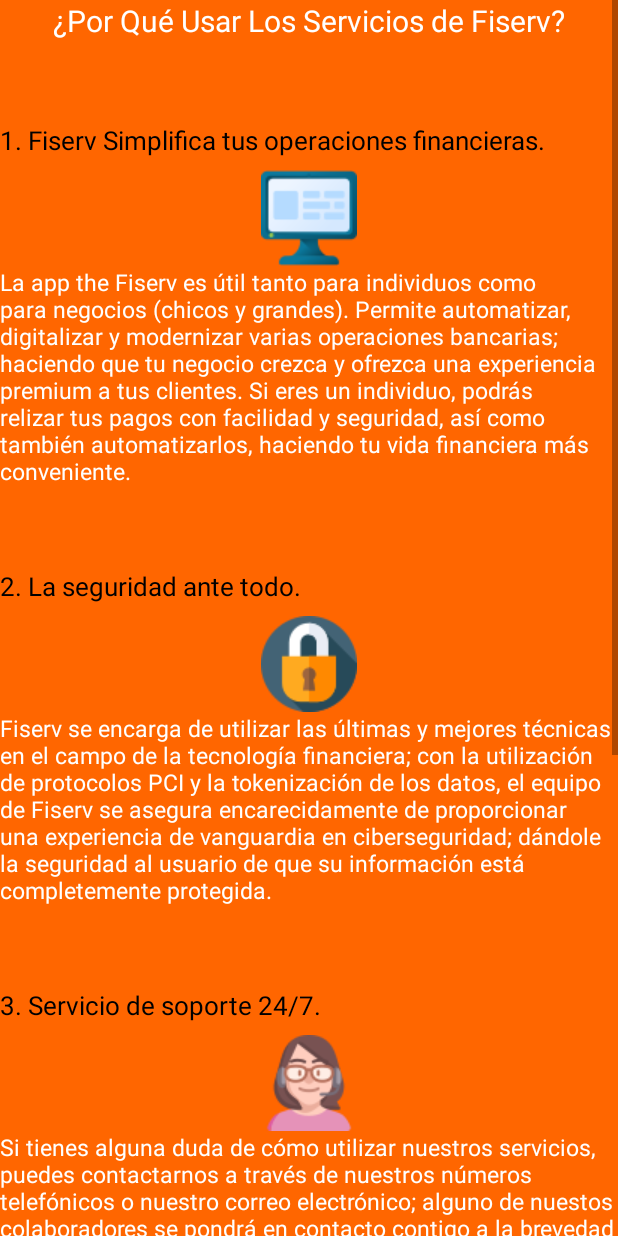
After one commit to MarcoAntonioMendez/FiservAppFiservDeveloperChallenge, an Android app: the WhyUsActivity screen opened directly, with no data from a screen before it, on a phone screen of 412 x 824 dp. The commit adds this screen. Run offline under Robolectric (Android 15) with nearby library versions, the phone set to English and light mode, and no system bars.

Commit message:
Coded whyUsActivity.ava graphic user interface, no functionality added yet.

```diff
--- a/app/src/main/AndroidManifest.xml
+++ b/app/src/main/AndroidManifest.xml
@@ -52,6 +52,10 @@
         <activity
             android:name=".TransferMoneyActivity"
             android:label="@string/title_activity_transfer_money"
+            android:theme="@style/AppTheme.NoActionBar" />
+        <activity
+            android:name=".WhyUsActivity"
+            android:label="@string/title_activity_why_us"
             android:theme="@style/AppTheme.NoActionBar"></activity>
     </application>
 
--- a/app/src/main/java/com/fiserv/fiservappfiservdeveloperchallenge/CompleteMenu.java
+++ b/app/src/main/java/com/fiserv/fiservappfiservdeveloperchallenge/CompleteMenu.java
@@ -53,6 +53,15 @@
 
         // Setting the text for graphic elements, according to language.
         setTextForGraphicElements();
+    }
+
+    /**
+     * When user touches the why_fiserv_icon (the question mark), the WhyUsActivity.java will show.
+     * @param view - The why_fiserv_icon
+     */
+    public void startWhyUsActivity(View view){
+        Intent intent = new Intent(this,WhyUsActivity.class);
+        startActivity(intent);
     }
 
     /**
--- /dev/null
+++ b/app/src/main/java/com/fiserv/fiservappfiservdeveloperchallenge/WhyUsActivity.java
@@ -0,0 +1,25 @@
+package com.fiserv.fiservappfiservdeveloperchallenge;
+
+import android.content.pm.ActivityInfo;
+import android.graphics.Color;
+import android.os.Bundle;
+import android.support.design.widget.FloatingActionButton;
+import android.support.design.widget.Snackbar;
+import android.support.v7.app.AppCompatActivity;
+import android.support.v7.widget.Toolbar;
+import android.view.View;
+
+public class WhyUsActivity extends AppCompatActivity {
+    public static final String NAVIGATION_BAR_COLOR = "#FE3412";
+    public static final String STATUS_BAR_COLOR = "#363636";
+
+    @Override
+    protected void onCreate(Bundle savedInstanceState) {
+        super.onCreate(savedInstanceState);
+        setContentView(R.layout.activity_why_us);
+        setRequestedOrientation(ActivityInfo.SCREEN_ORIENTATION_PORTRAIT);
+        getWindow().setNavigationBarColor(Color.parseColor(NAVIGATION_BAR_COLOR));
+        getWindow().setStatusBarColor(Color.parseColor(STATUS_BAR_COLOR));
+    }
+
+}
--- a/app/src/main/res/layout/activity_complete_menu.xml
+++ b/app/src/main/res/layout/activity_complete_menu.xml
@@ -266,7 +266,8 @@
                     <ImageView
                         android:layout_width="wrap_content"
                         android:layout_height="wrap_content"
-                        android:src="@drawable/why_fiserv_icon_in_complete_menu"/>
+                        android:src="@drawable/why_fiserv_icon_in_complete_menu"
+                        android:onClick="startWhyUsActivity"/>
                     <TextView
                         android:id="@+id/why_fiserv_in_complete_menu"
                         android:layout_width="wrap_content"
--- /dev/null
+++ b/app/src/main/res/layout/activity_why_us.xml
@@ -0,0 +1,179 @@
+<?xml version="1.0" encoding="utf-8"?>
+<android.support.design.widget.CoordinatorLayout xmlns:android="http://schemas.android.com/apk/res/android"
+    xmlns:app="http://schemas.android.com/apk/res-auto"
+    xmlns:tools="http://schemas.android.com/tools"
+    android:layout_width="match_parent"
+    android:layout_height="match_parent"
+    tools:context=".WhyUsActivity">
+
+    <ScrollView
+        android:layout_width="match_parent"
+        android:layout_height="match_parent"
+        android:background="#ff6600">
+        <LinearLayout
+            android:layout_width="match_parent"
+            android:layout_height="wrap_content"
+            android:orientation="vertical">
+
+            <TextView
+                android:layout_width="match_parent"
+                android:layout_height="wrap_content"
+                android:text="¿Por Qué Usar Los Servicios de Fiserv?"
+                android:gravity="center"
+                android:textColor="#FFFFFF"
+                android:fontFamily="sans-serif"
+                android:textSize="20dp"/>
+
+            <!-- 1st Reason -->
+            <TextView
+                android:layout_width="match_parent"
+                android:layout_height="wrap_content"
+                android:text=" "
+                android:textSize="40dp"/>
+            <TextView
+                android:layout_width="match_parent"
+                android:layout_height="wrap_content"
+                android:text="1. Fiserv Simplifica tus operaciones financieras."
+                android:textColor="#000000"
+                android:fontFamily="sans-serif"
+                android:textSize="17dp"/>
+            <TextView
+                android:layout_width="match_parent"
+                android:layout_height="wrap_content"
+                android:text=" "
+                android:textSize="5dp"/>
+            <ImageView
+                android:layout_width="match_parent"
+                android:layout_height="wrap_content"
+                android:layout_gravity="center"
+                android:src="@drawable/computer_monitor"/>
+            <TextView
+                android:layout_width="match_parent"
+                android:layout_height="wrap_content"
+                android:text="La app the Fiserv es útil tanto para individuos como para negocios (chicos y grandes). Permite automatizar, digitalizar y modernizar varias operaciones bancarias; haciendo que tu negocio crezca y ofrezca una experiencia premium a tus clientes. Si eres un individuo, podrás relizar tus pagos con facilidad y seguridad, así como también automatizarlos, haciendo tu vida financiera más conveniente."
+                android:textColor="#FFFFFF"
+                android:fontFamily="sans-serif"
+                android:textSize="15dp"/>
+
+            <!-- 2nd Reason -->
+            <TextView
+                android:layout_width="match_parent"
+                android:layout_height="wrap_content"
+                android:text=" "
+                android:textSize="40dp"/>
+            <TextView
+                android:layout_width="match_parent"
+                android:layout_height="wrap_content"
+                android:text="2. La seguridad ante todo."
+                android:textColor="#000000"
+                android:fontFamily="sans-serif"
+                android:textSize="17dp"/>
+            <TextView
+                android:layout_width="match_parent"
+                android:layout_height="wrap_content"
+                android:text=" "
+                android:textSize="5dp"/>
+            <ImageView
+                android:layout_width="match_parent"
+                android:layout_height="wrap_content"
+                android:layout_gravity="center"
+                android:src="@drawable/lock_icon"/>
+            <TextView
+                android:layout_width="match_parent"
+                android:layout_height="wrap_content"
+                android:text="Fiserv se encarga de utilizar las últimas y mejores técnicas en el campo de la tecnología financiera; con la utilización de protocolos PCI y la tokenización de los datos, el equipo de Fiserv se asegura encarecidamente de proporcionar una experiencia de vanguardia en ciberseguridad; dándole la seguridad al usuario de que su información está completemente protegida."
+                android:textColor="#FFFFFF"
+                android:fontFamily="sans-serif"
+                android:textSize="15dp"/>
+
+            <!-- 3rd Reason-->
+            <TextView
+                android:layout_width="match_parent"
+                android:layout_height="wrap_content"
+                android:text=" "
+                android:textSize="40dp"/>
+            <TextView
+                android:layout_width="match_parent"
+                android:layout_height="wrap_content"
+                android:text="3. Servicio de soporte 24/7."
+                android:textColor="#000000"
+                android:fontFamily="sans-serif"
+                android:textSize="17dp"/>
+            <TextView
+                android:layout_width="match_parent"
+                android:layout_height="wrap_content"
+                android:text=" "
+                android:textSize="5dp"/>
+            <ImageView
+                android:layout_width="match_parent"
+                android:layout_height="wrap_content"
+                android:layout_gravity="center"
+                android:src="@drawable/phone_operator_icon"/>
+            <TextView
+                android:layout_width="match_parent"
+                android:layout_height="wrap_content"
+                android:text="Si tienes alguna duda de cómo utilizar nuestros servicios, puedes contactarnos a través de nuestros números telefónicos o nuestro correo electrónico; alguno de nuestos colaboradores se pondrá en contacto contigo a la brevedad para solucionar tus dudas (para acceder a esa información toca el ícono de 'ayuda' en el menú anterior o toca el ícono de la operadora aquí mismo)."
+                android:textColor="#FFFFFF"
+                android:fontFamily="sans-serif"
+                android:textSize="15dp"/>
+
+            <!-- 4th Reason -->
+            <TextView
+                android:layout_width="match_parent"
+                android:layout_height="wrap_content"
+                android:text=" "
+                android:textSize="40dp"/>
+            <TextView
+                android:layout_width="match_parent"
+                android:layout_height="wrap_content"
+                android:text="4. Mejorando las finanzas desde 2001."
+                android:textColor="#000000"
+                android:fontFamily="sans-serif"
+                android:textSize="17dp"/>
+            <TextView
+                android:layout_width="match_parent"
+                android:layout_height="wrap_content"
+                android:text=" "
+                android:textSize="5dp"/>
+            <ImageView
+                android:layout_width="match_parent"
+                android:layout_height="wrap_content"
+                android:layout_gravity="center"
+                android:src="@drawable/every_one_uses_this_service_icon"/>
+            <TextView
+                android:layout_width="match_parent"
+                android:layout_height="wrap_content"
+                android:text="Nuestros servicios y nuestra tecnología han mejorado las finanzas de negocios y personas desde el año 2001, y estamos a punto de mejorar muchos más con nuestra inclusión en el campo digital."
+                android:textColor="#FFFFFF"
+                android:fontFamily="sans-serif"
+                android:textSize="15dp"/>
+
+            <!-- Last Reason -->
+            <TextView
+                android:layout_width="match_parent"
+                android:layout_height="wrap_content"
+                android:text=" "
+                android:textSize="40dp"/>
+            <TextView
+                android:layout_width="match_parent"
+                android:layout_height="wrap_content"
+                android:gravity="center"
+                android:text="¡En Resumen, puedes confiar en Fiserv para mejorar tus Finanzas!"
+                android:textColor="#000000"
+                android:fontFamily="sans-serif"
+                android:textSize="23dp"/>
+            <TextView
+                android:layout_width="match_parent"
+                android:layout_height="wrap_content"
+                android:text=" "
+                android:textSize="20dp"/>
+            <ImageView
+                android:layout_width="match_parent"
+                android:layout_height="wrap_content"
+                android:layout_gravity="center"
+                android:src="@drawable/satisfied_customer"/>
+
+        </LinearLayout>
+    </ScrollView>
+
+</android.support.design.widget.CoordinatorLayout>
--- /dev/null
+++ b/app/src/main/res/layout/content_why_us.xml
@@ -0,0 +1,11 @@
+<?xml version="1.0" encoding="utf-8"?>
+<android.support.constraint.ConstraintLayout xmlns:android="http://schemas.android.com/apk/res/android"
+    xmlns:app="http://schemas.android.com/apk/res-auto"
+    xmlns:tools="http://schemas.android.com/tools"
+    android:layout_width="match_parent"
+    android:layout_height="match_parent"
+    app:layout_behavior="@string/appbar_scrolling_view_behavior"
+    tools:context=".WhyUsActivity"
+    tools:showIn="@layout/activity_why_us">
+
+</android.support.constraint.ConstraintLayout>
--- a/app/src/main/res/values/strings.xml
+++ b/app/src/main/res/values/strings.xml
@@ -27,6 +27,7 @@
     <string name="text_in_spanish_for_day_tag_in_schedule_payment_activity">Día</string>
     <string name="title_activity_generate_payment_url">GeneratePaymentURLActivity</string>
     <string name="title_activity_transfer_money">TransferMoneyActivity</string>
+    <string name="title_activity_why_us">WhyUsActivity</string>
     <!-- Strings in SchedulePaymentActivity Section-END-->
 
 </resources>
```
Also changed, not shown: app/src/main/res/drawable/computer_monitor.png (added), app/src/main/res/drawable/every_one_uses_this_service_icon.png (added), app/src/main/res/drawable/lock_icon.png (added), app/src/main/res/drawable/phone_operator_icon.png (added), app/src/main/res/drawable/satisfied_customer.png (added).
